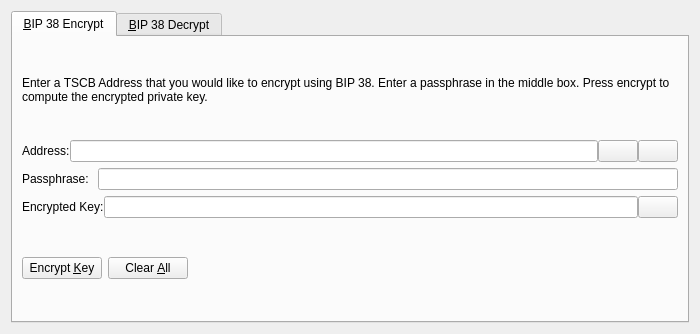
Old version of the form src/qt/forms/bip38tooldialog.ui in the repository MCLXI/TSC.
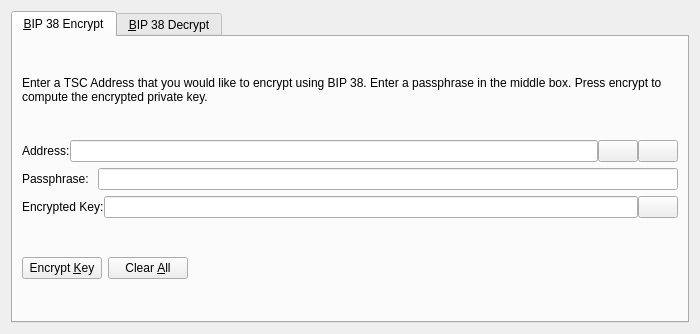
New version of the form. The open tabs and pages were chosen to show the change. Icons and pictures are not drawn. Custom widgets are drawn as their Qt base class.

```diff
--- a/src/qt/forms/bip38tooldialog.ui
+++ b/src/qt/forms/bip38tooldialog.ui
@@ -30,7 +30,7 @@
        <item>
         <widget class="QLabel" name="infoLabel_ENC">
          <property name="text">
-          <string>Enter a TSCB Address that you would like to encrypt using BIP 38. Enter a passphrase in the middle box. Press encrypt to compute the encrypted private key.</string>
+          <string>Enter a TSC Address that you would like to encrypt using BIP 38. Enter a passphrase in the middle box. Press encrypt to compute the encrypted private key.</string>
          </property>
          <property name="textFormat">
           <enum>Qt::PlainText</enum>
```
Left out of the diff: 24 changed lines with no effect on the pictures.
